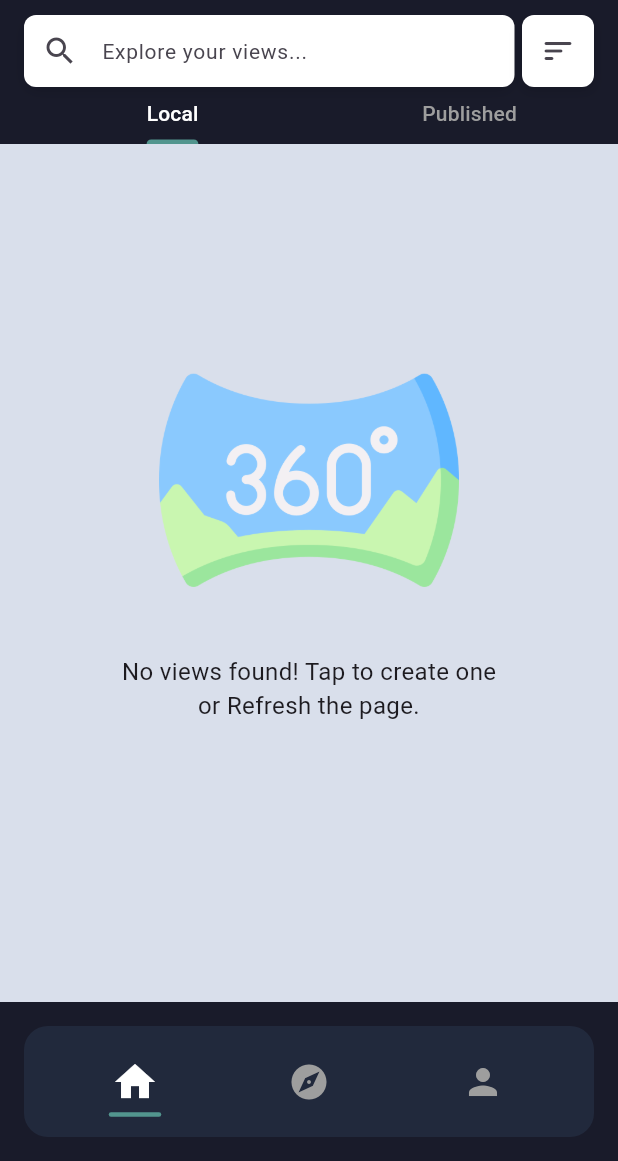
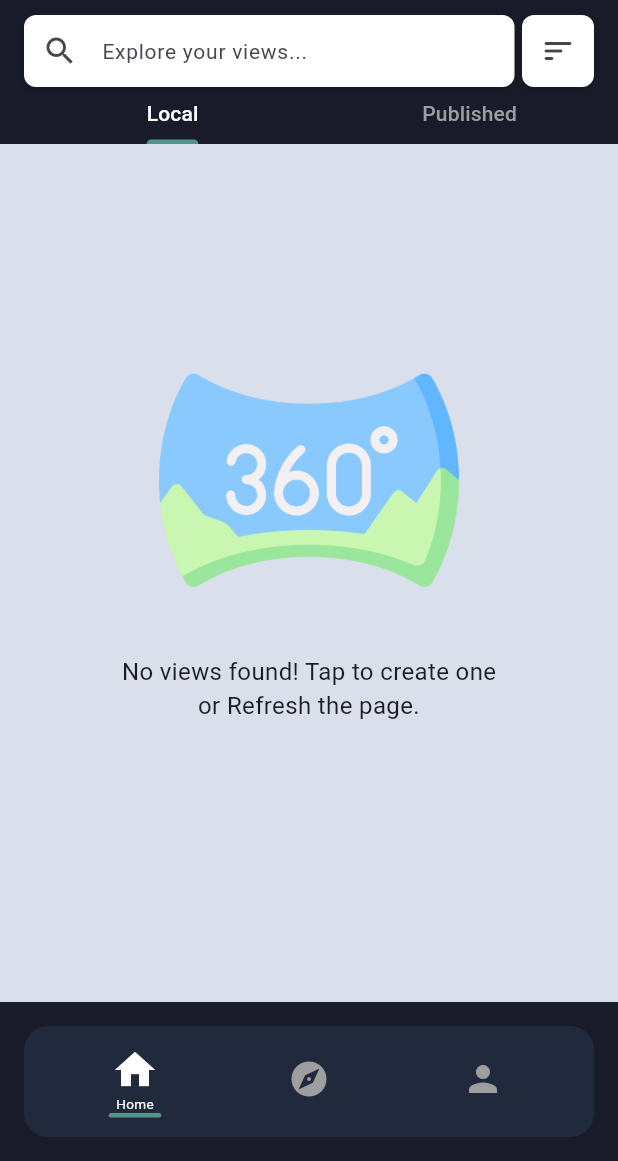
Before and after one commit to Smit085/SphereLink, a Flutter app: the screen it shows after launch, on a phone screen of 412 x 824 dp, the part 75-1236 px from its top. Run offline on Flutter 3.47's test engine with Material 3 defaults, Android fonts, the phone set to English and light mode, and no system bars; our stand-ins replace custom_radio_grouped_button, dotted_border, flutter_colorpicker, flutter_image_compress, geocoding, geolocator and 6 more; missing offline and left inert: android_intent_plus, image_picker_android, image_picker_platform_interface, panorama_viewer.

Commit message:
Added key-wording in the navigation bar.

```diff
--- a/lib/screens/MainScreen.dart
+++ b/lib/screens/MainScreen.dart
@@ -245,15 +245,16 @@ class _MainScreenState extends State<MainScreen> {
       child: Row(
         mainAxisAlignment: MainAxisAlignment.spaceEvenly,
         children: [
-          _buildNavItem(icon: Icons.home, index: 0),
-          _buildNavItem(icon: Icons.explore, index: 1),
-          _buildNavItem(icon: Icons.person, index: 2),
+          _buildNavItem(icon: Icons.home, index: 0, label: "Home"),
+          _buildNavItem(icon: Icons.explore, index: 1, label: "Explore"),
+          _buildNavItem(icon: Icons.person, index: 2, label: "Profile"),
         ],
       ),
     );
   }
 
-  Widget _buildNavItem({required IconData icon, required int index}) {
+  Widget _buildNavItem(
+      {required IconData icon, required int index, required String label}) {
     final isSelected = _selectedIndex == index;
 
     return Expanded(
@@ -275,7 +276,7 @@ class _MainScreenState extends State<MainScreen> {
                       : Colors.transparent,
                   shape: BoxShape.rectangle,
                 ),
-                padding: const EdgeInsets.fromLTRB(20, 8, 20, 0),
+                // padding: const EdgeInsets.fromLTRB(20, 8, 20, 0),
                 child: Column(
                   mainAxisAlignment: MainAxisAlignment.center,
                   crossAxisAlignment: CrossAxisAlignment.center,
@@ -293,7 +294,14 @@ class _MainScreenState extends State<MainScreen> {
                         color: isSelected ? Colors.white : Colors.grey,
                       ),
                     ),
-                    const SizedBox(height: 4),
+                    if (isSelected)
+                      Text(
+                        label,
+                        style: TextStyle(
+                            color: isSelected ? Colors.white : Colors.grey,
+                            fontSize: 9),
+                        // key: ValueKey<bool>(isSelected),
+                      ),
                     Stack(
                       children: [
                         Container(
```
